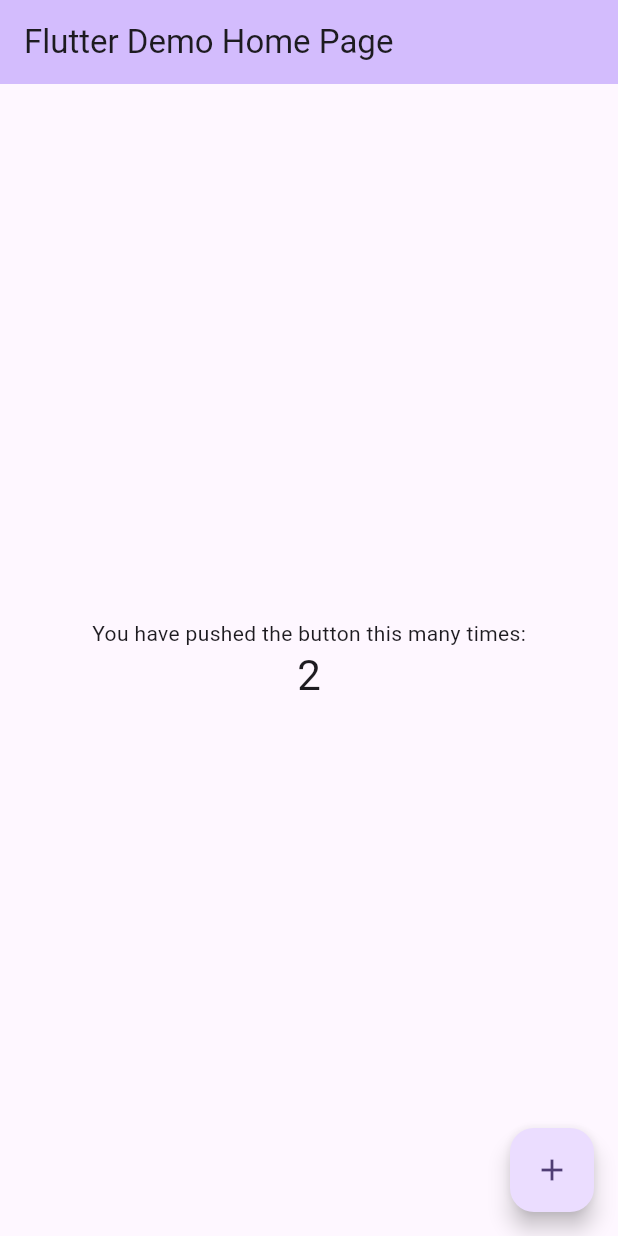
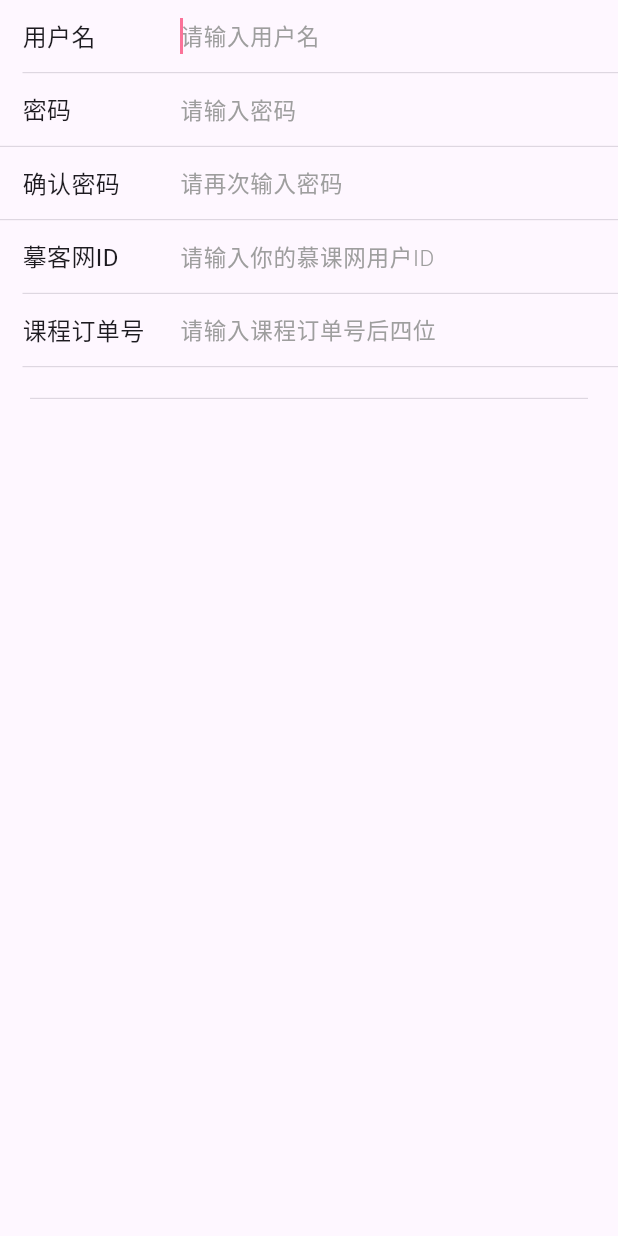
Before and after one commit to tospery/flutter_bilibili, a Flutter app: the screen it shows after launch, on a phone screen of 412 x 824 dp. Run offline on Flutter 3.47's test engine with Material 3 defaults, Android fonts, the phone set to English and light mode, and no system bars; our stand-ins replace dio, shared_preferences.

Commit message:
4-5 输入框实用技巧与实战应用

```diff
--- a/lib/main.dart
+++ b/lib/main.dart
@@ -2,6 +2,7 @@ import 'package:flutter/material.dart';
 import 'package:flutter_bilibili/db/hi_cache.dart';
 import 'package:flutter_bilibili/http/core/hi_net.dart';
 import 'package:flutter_bilibili/http/request/notice_request.dart';
+import 'package:flutter_bilibili/page/registration_page.dart';
 import 'http/core/hi_error.dart';
 import 'http/dao/login_dao.dart';
 
@@ -15,34 +16,14 @@ class MyApp extends StatelessWidget {
   // This widget is the root of your application.
   @override
   Widget build(BuildContext context) {
-    return FutureBuilder(
-      future: HiCache.preInit(),
-      builder: (context, snapshot) {
-        // if (snapshot.connectionState == ConnectionState.done) {
-        //   return _buildApp();
-        // } else {
-        //   return const MaterialApp(
-        //     home: Scaffold(
-        //       body: Center(child: CircularProgressIndicator()),
-        //     ),
-        //   );
-        // }
-        return MaterialApp(
-          title: 'Flutter Demo',
-          theme: ThemeData(
-            colorScheme: ColorScheme.fromSeed(seedColor: Colors.deepPurple),
-          ),
-          home: const MyHomePage(title: 'Flutter Demo Home Page'),
-        );
-      },
+    return MaterialApp(
+      title: 'Flutter Demo',
+      theme: ThemeData(
+        colorScheme: ColorScheme.fromSeed(seedColor: Colors.deepPurple),
+      ),
+      // home: const MyHomePage(title: 'Flutter Demo Home Page'),
+      home: const RegistrationPage(),
     );
-    // return MaterialApp(
-    //   title: 'Flutter Demo',
-    //   theme: ThemeData(
-    //     colorScheme: ColorScheme.fromSeed(seedColor: Colors.deepPurple),
-    //   ),
-    //   home: const MyHomePage(title: 'Flutter Demo Home Page'),
-    // );
   }
 }
 
@@ -56,6 +37,12 @@ class MyHomePage extends StatefulWidget {
 }
 
 class _MyHomePageState extends State<MyHomePage> {
+  @override
+  void initState() {
+    super.initState();
+    HiCache.preInit();
+  }
+
   Future<void> _incrementCounter() async {
     // try {
     // var result = await HiNet.getInstance().fire(NoticeRequest());
--- /dev/null
+++ b/lib/page/registration_page.dart
@@ -0,0 +1,152 @@
+import 'package:flutter/material.dart';
+import 'package:flutter_bilibili/http/dao/login_dao.dart';
+import 'package:flutter_bilibili/utils/hi_functions.dart';
+import 'package:flutter_bilibili/widget/login_input.dart';
+// ignore: depend_on_referenced_packages
+
+class RegistrationPage extends StatefulWidget {
+  const RegistrationPage({super.key});
+
+  @override
+  State<RegistrationPage> createState() => _RegistrationPageState();
+}
+
+class _RegistrationPageState extends State<RegistrationPage> {
+  bool protect = false;
+  bool loginEnable = false;
+  String? username;
+  String? password;
+  String? rePassword;
+  String? imoocId = '10762875';
+  String? orderId = '0809';
+
+  @override
+  Widget build(BuildContext context) {
+    return Scaffold(
+      // appBar: myappBar('注册', '登录', () {
+      //   // context.read<ThemeProvider>().setTheme(ThemeMode.light);
+      //   HiNavigator.getInstance().onJumpTo(RouteStatus.login);
+      // }),
+      body: ListView(
+        children: [
+          // LoginEffect(protect: protect),
+          LoginInput(
+            '用户名',
+            '请输入用户名',
+            onChanged: (text) {
+              username = text;
+              checkInput();
+            },
+          ),
+          LoginInput(
+            '密码',
+            '请输入密码',
+            lineStretch: true,
+            obscureText: true,
+            onChanged: (text) {
+              password = text;
+              checkInput();
+            },
+            focusChanged: (focus) {
+              setState(() {
+                protect = focus;
+              });
+            },
+          ),
+          LoginInput(
+            '确认密码',
+            '请再次输入密码',
+            lineStretch: true,
+            obscureText: true,
+            onChanged: (text) {
+              rePassword = text;
+              checkInput();
+            },
+            focusChanged: (focus) {
+              setState(() {
+                protect = focus;
+              });
+            },
+          ),
+          LoginInput(
+            '摹客网ID',
+            '请输入你的慕课网用户ID',
+            keyboardType: TextInputType.number,
+            onChanged: (text) {
+              imoocId = text;
+              checkInput();
+            },
+          ),
+          LoginInput(
+            '课程订单号',
+            '请输入课程订单号后四位',
+            keyboardType: TextInputType.number,
+            onChanged: (text) {
+              orderId = text;
+              checkInput();
+            },
+          ),
+          Padding(
+            padding: const EdgeInsets.only(top: 20, left: 20, right: 20),
+            child: Divider(height: 1, thickness: 0.5),
+            // child: LoginButton(
+            //   '注册',
+            //   enable: loginEnable,
+            //   onPressed: checkParams,
+            // ),
+          ),
+        ],
+      ),
+    );
+  }
+
+  void checkInput() {
+    bool enable = false;
+    // if (isNotEmpty(username) &&
+    //     isNotEmpty(password) &&
+    //     isNotEmpty(rePassword) &&
+    //     isNotEmpty(imoocId) &&
+    //     isNotEmpty(orderId)) {
+    //   enable = true;
+    // }
+    setState(() {
+      loginEnable = enable;
+    });
+  }
+
+  void checkParams() {
+    String? tips;
+    if (password != rePassword) {
+      tips = '两次密码不一致';
+    } else if (orderId?.length != 4) {
+      tips = '请输入订单号的后四位';
+    }
+    if (tips != null) {
+      hiPrint(tips);
+      return;
+    }
+    send();
+  }
+
+  void send() async {
+    // try {
+    //   var result = await LoginDao.register(
+    //     username ?? "",
+    //     password ?? "",
+    //     imoocId ?? "",
+    //     orderId ?? "",
+    //   );
+    //   hiPrint(result);
+    //   if (result['code'] == 0) {
+    //     showToast('注册成功');
+    //     HiNavigator.getInstance().onJumpTo(RouteStatus.login);
+    //   } else {
+    //     showWarnToast(result['msg']);
+    //   }
+    // } on NeedAuth catch (e) {
+    //   showWarnToast(e.message);
+    // } on HiNetError catch (e) {
+    //   showWarnToast(e.message);
+    // }
+  }
+}
--- /dev/null
+++ b/lib/widget/login_input.dart
@@ -0,0 +1,90 @@
+import 'package:flutter/material.dart';
+import 'package:flutter_bilibili/utils/color.dart';
+
+class LoginInput extends StatefulWidget {
+  final String title;
+  final String hint;
+  final ValueChanged<String>? onChanged;
+  final ValueChanged<bool>? focusChanged;
+  final bool lineStretch;
+  final bool obscureText;
+  final TextInputType? keyboardType;
+
+  const LoginInput(
+    this.title,
+    this.hint, {
+    super.key,
+    this.onChanged,
+    this.focusChanged,
+    this.lineStretch = false,
+    this.obscureText = false,
+    this.keyboardType,
+  });
+
+  @override
+  State<LoginInput> createState() => _LoginInputState();
+}
+
+class _LoginInputState extends State<LoginInput> {
+  final _focusNode = FocusNode();
+
+  @override
+  void initState() {
+    super.initState();
+    _focusNode.addListener(() {
+      // ignore: avoid_print
+      print('Has focus: ${_focusNode.hasFocus}');
+      if (widget.focusChanged != null) {
+        widget.focusChanged!(_focusNode.hasFocus);
+      }
+    });
+  }
+
+  @override
+  void dispose() {
+    _focusNode.dispose();
+    super.dispose();
+  }
+
+  @override
+  Widget build(BuildContext context) {
+    return Column(
+      children: [
+        Row(
+          children: [
+            Container(
+              padding: const EdgeInsets.only(left: 15),
+              width: 100,
+              child: Text(widget.title, style: const TextStyle(fontSize: 16)),
+            ),
+            _input(),
+          ],
+        ),
+        Padding(
+          padding: EdgeInsets.only(left: !widget.lineStretch ? 15 : 0),
+          child: const Divider(height: 1, thickness: 0.5),
+        ),
+      ],
+    );
+  }
+
+  _input() {
+    return Expanded(
+      child: TextField(
+        focusNode: _focusNode,
+        onChanged: widget.onChanged,
+        obscureText: widget.obscureText,
+        keyboardType: widget.keyboardType,
+        autofocus: !widget.obscureText,
+        cursorColor: primary,
+        style: const TextStyle(fontSize: 16, fontWeight: FontWeight.w300),
+        decoration: InputDecoration(
+          contentPadding: const EdgeInsets.only(left: 20, right: 20),
+          border: InputBorder.none,
+          hintText: widget.hint,
+          hintStyle: const TextStyle(fontSize: 15, color: Colors.grey),
+        ),
+      ),
+    );
+  }
+}
```
